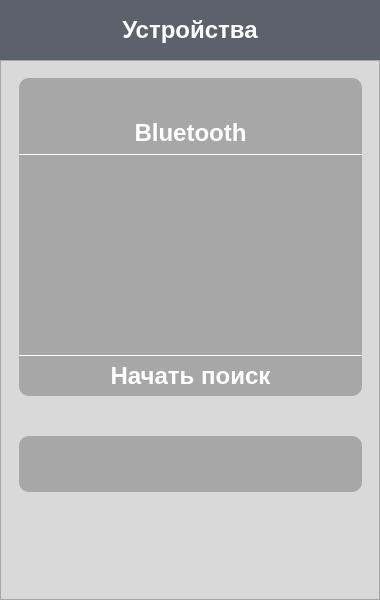
This is search-wgt/searchwidget.ui in iSpaxer/Spaxer as Qt 5 draws it before an edit. The edited form follows.
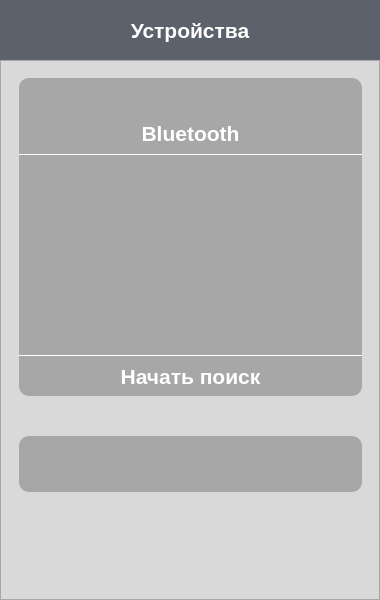
This is the edited form. Icons and pictures are not drawn.

```diff
--- a/search-wgt/searchwidget.ui
+++ b/search-wgt/searchwidget.ui
@@ -65,7 +65,7 @@
        <widget class="QLabel" name="label">
         <property name="font">
          <font>
-          <pointsize>18</pointsize>
+          <pointsize>16</pointsize>
           <bold>true</bold>
          </font>
         </property>
@@ -210,7 +210,7 @@
              <widget class="QLabel" name="label_3">
               <property name="font">
                <font>
-                <pointsize>18</pointsize>
+                <pointsize>16</pointsize>
                 <bold>true</bold>
                </font>
               </property>
@@ -374,7 +374,7 @@
            </property>
            <property name="font">
             <font>
-             <pointsize>18</pointsize>
+             <pointsize>16</pointsize>
              <bold>true</bold>
             </font>
            </property>
```
